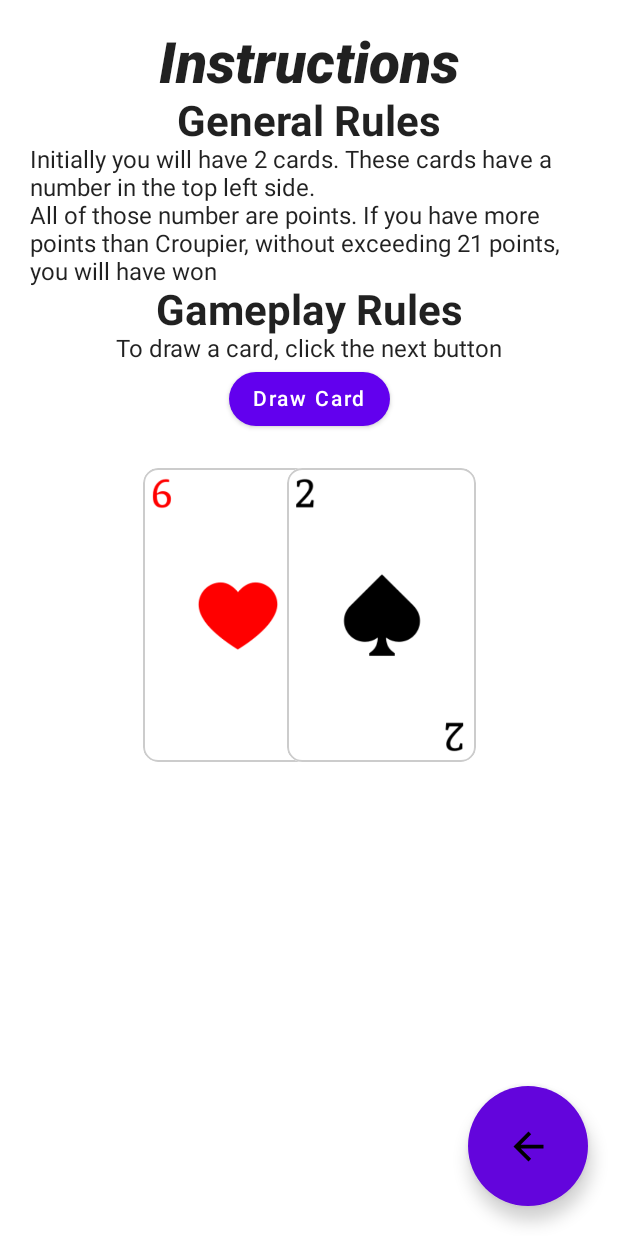
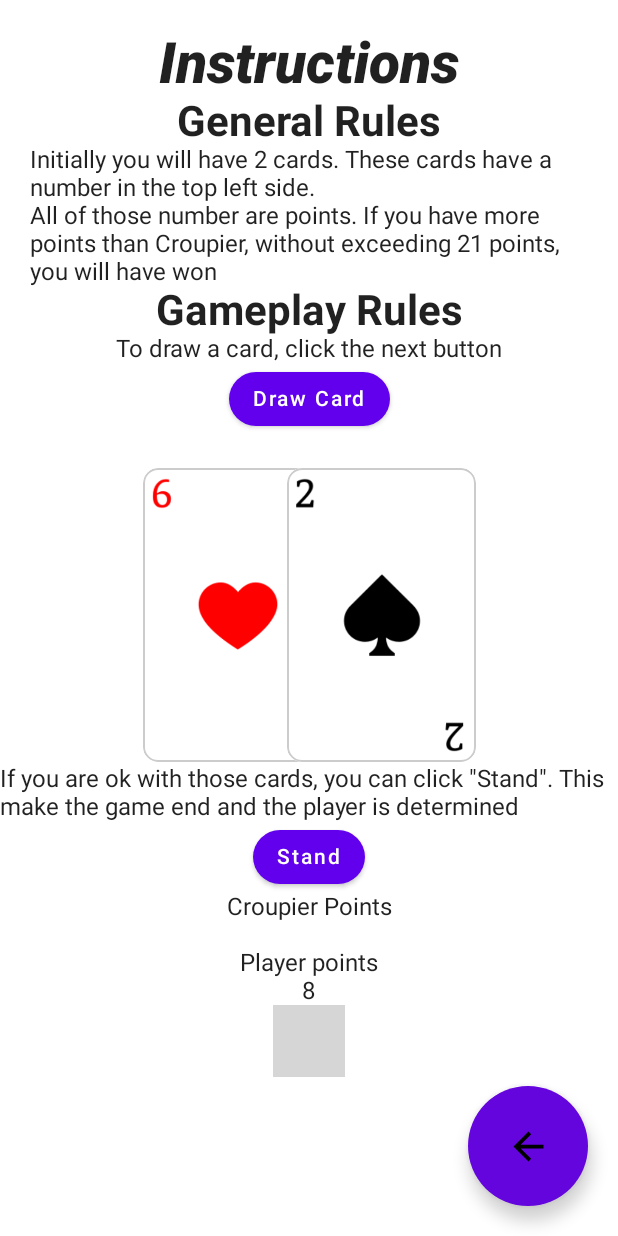
Before and after one commit to itiel-felix/21-blackjack-kotlin-compose, an Android app built with Jetpack Compose: the screen it shows after launch (InstructionsActivity), after a tap on "Instructions", on a phone screen of 412 x 824 dp. Run offline under Robolectric (Android 15) with nearby library versions, the phone set to English and light mode, and no system bars; our stand-ins replace accompanist; 1 statement that could not run was skipped; grey boxes are pictures that could not be loaded.

Commit message:
Changes in InstructionsActivity.kt

```diff
--- a/app/build.gradle
+++ b/app/build.gradle
@@ -50,6 +50,8 @@ dependencies {
 
     implementation "androidx.compose.material:material-icons-extended:$compose_ui_version"
 
+    implementation "com.google.accompanist:accompanist-pager:0.19.0"
+    implementation "com.google.accompanist:accompanist-pager-indicators:0.19.0"
     implementation 'androidx.core:core-ktx:1.7.0'
     implementation 'androidx.lifecycle:lifecycle-runtime-ktx:2.3.1'
     implementation 'androidx.activity:activity-compose:1.3.1'
--- a/app/src/main/java/com/itielfelix/examen1/InstructionsActivity.kt
+++ b/app/src/main/java/com/itielfelix/examen1/InstructionsActivity.kt
@@ -27,6 +27,7 @@ import androidx.compose.ui.text.style.TextAlign
 import androidx.compose.ui.tooling.preview.Preview
 import androidx.compose.ui.unit.dp
 import androidx.compose.ui.unit.sp
+import com.google.accompanist.pager.HorizontalPager
 import com.itielfelix.examen1.ui.theme.Examen1Theme
 var instructionsHand = mutableListOf<String>()
 class InstructionsActivity : ComponentActivity() {
@@ -69,8 +70,9 @@ fun UIBuilding() {
         )
         .border(1.dp, Color.LightGray, shape = RoundedCornerShape(8))
     val instructionCards by remember{ mutableStateOf(instructionsHand.toMutableStateList()) }
+    var stand by remember{ mutableStateOf(false) }
     val thisContext = LocalContext.current
-    Box(){Column(
+    Box {Column(
         Modifier
             .fillMaxWidth()
             .verticalScroll(ScrollState(0)), horizontalAlignment = Alignment.CenterHorizontally) {
@@ -90,19 +92,32 @@ fun UIBuilding() {
             ) {
                 Text("Draw Card")
             }
-
         }
         LazyRow(horizontalArrangement = Arrangement.spacedBy((-34).dp)) {
             items(instructionCards) { card ->
                 GenerateCard(thisContext = LocalContext.current, card = card,cardModifier)
             }
         }
+        Text("If you are ok with those cards, you can click \"Stand\". This make the game end and the player is determined")
+        Button(onClick = {
+            stand = true
+        }, enabled= !stand, shape = RoundedCornerShape(50)
+        ) {
+            Text("Stand")
+        }
+        Text("Croupier Points")
+        Text("")
+        Text("Player points")
+        Text(calculatePoints(listCards = instructionCards).toString())
+        HorizontalPager(count = 3, state = ) {
+
+        }
     }
         FloatingActionButton(
             modifier = Modifier
                 .padding(all = 20.dp)
                 .size(80.dp)
-                .align(alignment =Alignment.BottomEnd),
+                .align(alignment = Alignment.BottomEnd),
             onClick = {
                 thisContext.startActivity(Intent(thisContext,MainActivity::class.java))
                 instructionsHand.clear()
--- a/app/src/main/java/com/itielfelix/examen1/MainActivity.kt
+++ b/app/src/main/java/com/itielfelix/examen1/MainActivity.kt
@@ -37,7 +37,7 @@ class MainActivity : ComponentActivity() {
         }
     }
 }
-
+@Preview
 @Composable
 fun UIMenu() {
     val thisContext = LocalContext.current
@@ -45,26 +45,26 @@ fun UIMenu() {
         .heightIn(50.dp)
         .clip(RoundedCornerShape(40.dp))
     Column(Modifier.fillMaxSize(), horizontalAlignment = Alignment.CenterHorizontally){
-        Column(Modifier.fillMaxWidth()) {
+        Column(Modifier.fillMaxWidth(), horizontalAlignment = Alignment.CenterHorizontally) {
             Spacer(modifier = Modifier.padding(15.dp))
             Button(onClick = {
                 val intent = Intent(thisContext, GameActivity::class.java);
                 thisContext.startActivity(intent)
 
-            },roundedCorners) {
+            }, shape = RoundedCornerShape(50)) {
                 Text("Play!")
                 Icon(imageVector = Icons.Default.PlayArrow, contentDescription = "PLay")
             }
             Spacer(modifier = Modifier.padding(15.dp))
             Button(onClick = {
                 val intent = Intent(thisContext, InstructionsActivity::class.java);
-                thisContext.startActivity(intent)},roundedCorners)
+                thisContext.startActivity(intent)},shape = RoundedCornerShape(50))
             {
                 Text("Instructions")
                 Icon(imageVector = Icons.Default.FileCopy, contentDescription = "PLay")
             }
             Spacer(modifier = Modifier.padding(15.dp))
-            Button(onClick = {},roundedCorners) {
+            Button(onClick = {}, shape = RoundedCornerShape(50)) {
                  Text("View Score")
                 Icon(imageVector = Icons.Default.Search, contentDescription = "Score" )
             }
```
